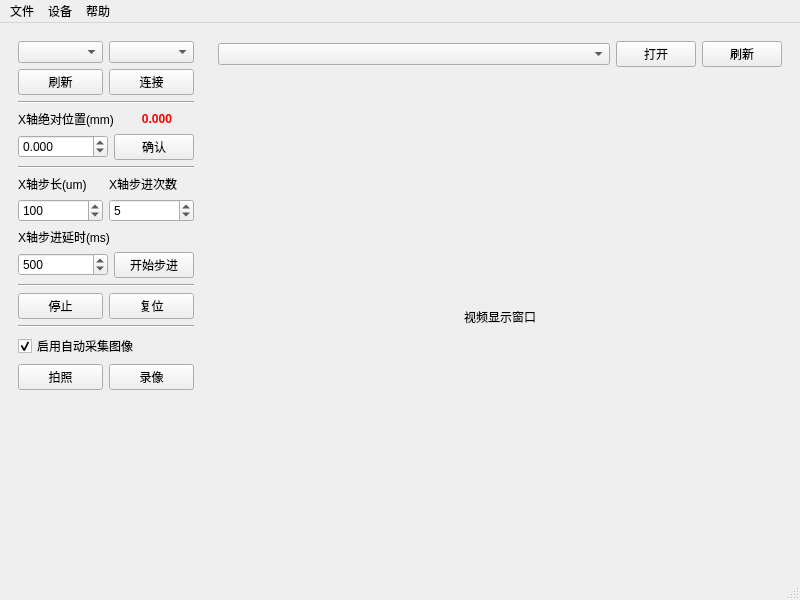
Above: mainwindow.ui from choushunn/ZF_TriAxisCamControl before the change. Below: the same form after it.
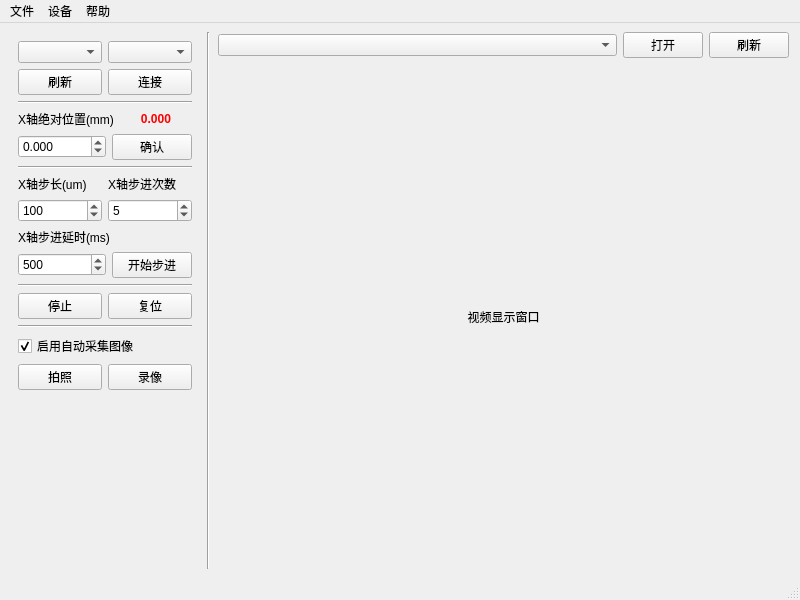
That is the form after the change.

Diff of the .ui file:
```diff
--- a/mainwindow.ui
+++ b/mainwindow.ui
@@ -422,6 +422,13 @@
       </layout>
      </widget>
     </item>
+    <item>
+     <widget class="Line" name="line">
+      <property name="orientation">
+       <enum>Qt::Vertical</enum>
+      </property>
+     </widget>
+    </item>
     <item>
      <widget class="QWidget" name="widget_2" native="true">
       <property name="sizePolicy">
@@ -431,6 +438,18 @@
        </sizepolicy>
       </property>
       <layout class="QVBoxLayout" name="verticalLayout_2">
+       <property name="leftMargin">
+        <number>2</number>
+       </property>
+       <property name="topMargin">
+        <number>0</number>
+       </property>
+       <property name="rightMargin">
+        <number>2</number>
+       </property>
+       <property name="bottomMargin">
+        <number>0</number>
+       </property>
        <item>
         <layout class="QHBoxLayout" name="horizontalLayout_7">
          <item>
```
